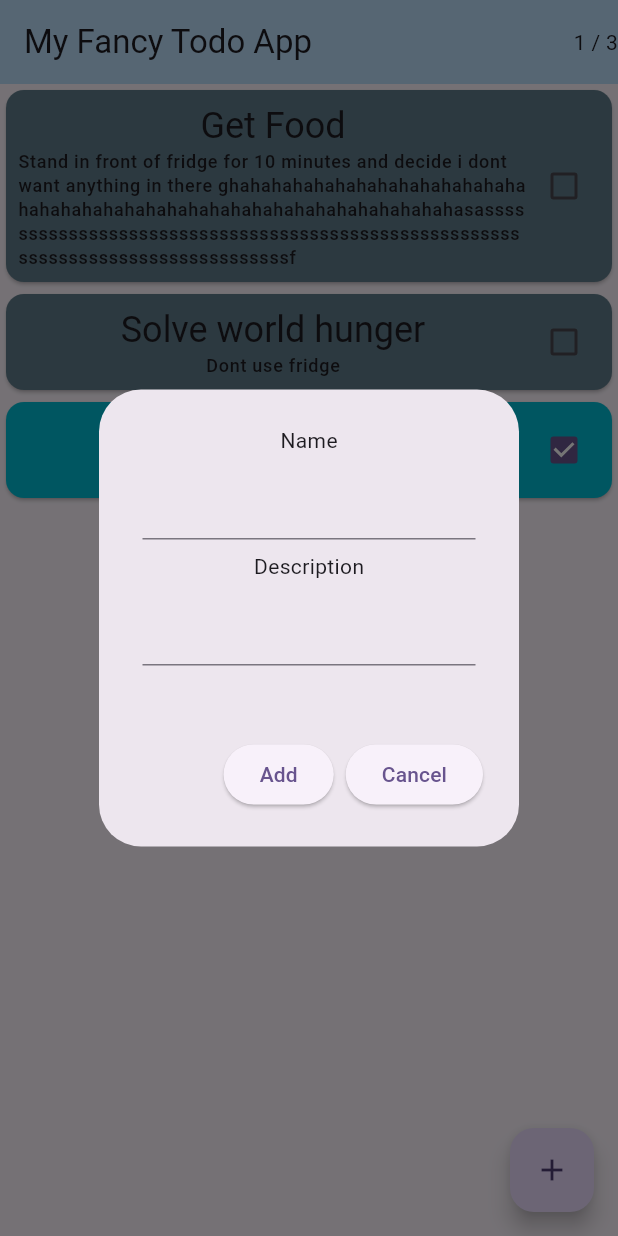
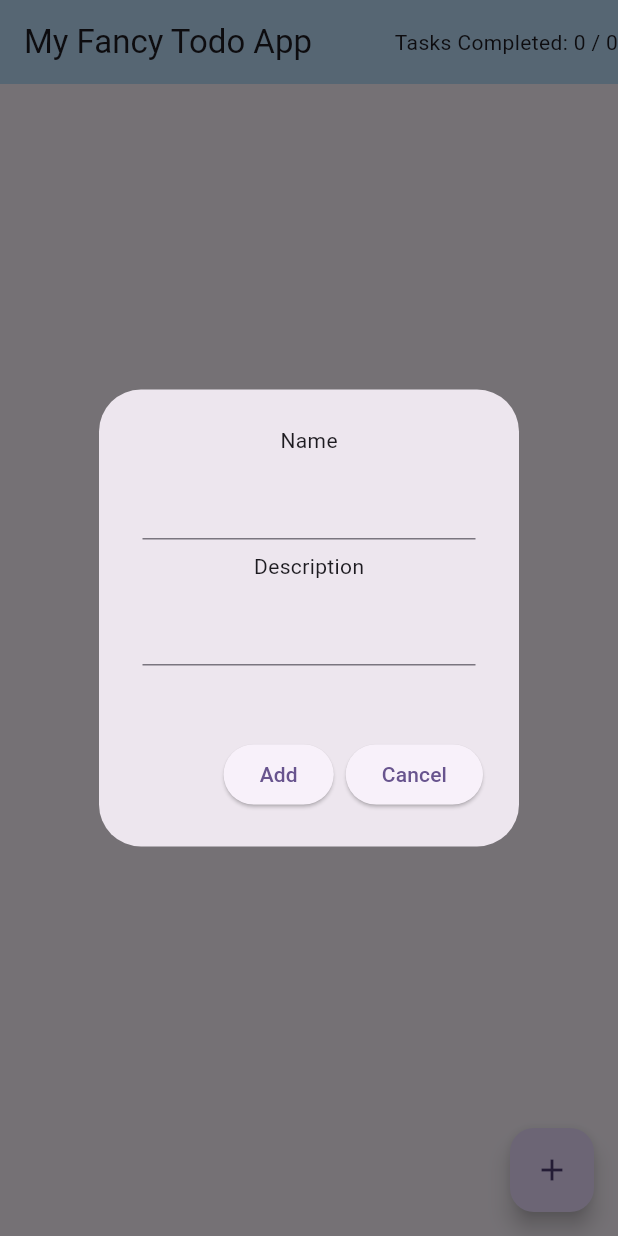
Before and after one commit to ethangame29/todo_app_eg, a Flutter app: the screen it shows after launch, after a tap on the "add" icon, on a phone screen of 412 x 824 dp. Run offline on Flutter 3.47's test engine with Material 3 defaults, Android fonts, the light colour scheme and no system bars; our stand-ins replace get, sqflite; accounts and stored records are empty.

Commit message:
implement database

```diff
--- a/lib/main.dart
+++ b/lib/main.dart
@@ -1,15 +1,21 @@
 import 'package:flutter/material.dart';
 import 'package:provider/provider.dart';
+import 'package:todo_app_eg/services/datasource.dart';
+import 'package:todo_app_eg/services/sql_datasource.dart';
 import './views/todo_widget.dart';
 import './models/todo_list.dart';
 import './models/todo.dart';
+import 'package:get/get.dart';
 
 void main() {
-  runApp(
+  WidgetsFlutterBinding.ensureInitialized();
+  Get.putAsync<IDataSource>(() =>SqlDatasource.createAsync()).whenComplete(
+    () => runApp(
       ChangeNotifierProvider(
         create: (context) => TodoList(),
         child: const TodoApp(),
       )
+    ),
   );
 }
 
@@ -48,17 +54,35 @@ class _TodoHomePageState extends State<TodoHomePage> {
         title: Text('My Fancy Todo App'),
         backgroundColor: Theme.of(context).primaryColorLight,
         actions: [
-          Text('${Provider.of<TodoList>(context,listen: true).todoCompleted.toString()} / ${Provider.of<TodoList>(context,listen: false).todoCount.toString()}'),
+          Text('Tasks Completed: ${Provider.of<TodoList>(context,listen: true).todoCompleted.toString()} / ${Provider.of<TodoList>(context,listen: false).todoCount.toString()}'),
         ],
       ),
       body: Center(
         child: Consumer<TodoList>(
-          builder: (BuildContext context, TodoList stateObject, Widget? child) {
+          builder: (
+            BuildContext context,
+            TodoList stateObject,
+            Widget? child
+            ) {
+            return FutureBuilder(
+              future: stateObject.refresh(),
+              builder: (context, snapshot) {
+                if (snapshot.connectionState == ConnectionState.done &&
+                  snapshot.hasData && snapshot.data != null) {
                   return ListView.builder(
                     itemCount: stateObject.todos.length,
                     itemBuilder: (context, index) {
                       return TodoWidget(todo: stateObject.todos[index]);
                     },
+                  );
+                }
+                if (snapshot.hasError) {
+                  return Center(child: Icon(Icons.error),);
+                }
+                return Center(
+                  child: CircularProgressIndicator(color: Colors.amber,),
+                );
+              }
             );
           },
         )
@@ -101,6 +125,7 @@ class _TodoHomePageState extends State<TodoHomePage> {
               setState(() {
                 Provider.of<TodoList>(context,listen: false).add(
                   Todo(
+                    id: '',
                     name: _controllerName.text,
                     description: _controllerDescription.text,
                   ),
--- a/lib/models/todo_list.dart
+++ b/lib/models/todo_list.dart
@@ -1,15 +1,12 @@
 //this my state object
 import 'dart:collection';
-
+import 'package:get/get.dart';
 import 'package:flutter/widgets.dart';
+import 'package:todo_app_eg/services/datasource.dart';
 import './todo.dart';
 
 class TodoList extends ChangeNotifier {
-  final List<Todo> _todos = [
-    Todo(name: 'Get Food', description: 'Stand in front of fridge for 10 minutes and decide i dont want anything in there ghahahahahahahahahahahahahahahahahahahahahahahahahahahahahahahahahahahasasssssssssssssssssssssssssssssssssssssssssssssssssssssssssssssssssssssssssssssssssf'),
-    Todo(name: 'Solve world hunger', description: 'Dont use fridge'),
-    Todo(name: 'Catch the fridge', description: 'We are going to need a bigger boat', complete: true),
-  ];
+  final List<Todo> _todos = [];
 
 
   UnmodifiableListView<Todo> get todos => UnmodifiableListView(_todos);
@@ -18,8 +15,16 @@ class TodoList extends ChangeNotifier {
 
   int get todoCompleted => _completed();
 
-  void add(Todo todo) {
-    _todos.add(todo);
+  Future<List<Todo>> refresh() async {
+    IDataSource dataSource = Get.find();
+    _todos.clear();
+    _todos.addAll(await dataSource.browse());
+    return _todos;
+  }
+
+  Future add(Todo todo) async {
+    IDataSource dataSource = Get.find();
+    await dataSource.add(todo);
     notifyListeners();
   }
 
--- /dev/null
+++ b/lib/services/sql_datasource.dart
@@ -0,0 +1,64 @@
+import '../models/todo.dart';
+import './datasource.dart';
+import 'package:path/path.dart';
+import 'package:sqflite/sqflite.dart';
+
+class SqlDatasource implements IDataSource {
+
+  late Database _database;
+
+  Future initialise() async {
+
+    _database = await openDatabase(
+      join(await getDatabasesPath(), 'todo_data.db'),
+      version: 1,
+      onCreate: (db, version) {
+        return db.execute('CREATE TABLE IF NOT EXISTS todos (id INTEGER PRIMARY KEY, name TEXT, description TEXT, complete INTEGER)');
+      },
+    );
+  }
+
+  static Future<IDataSource> createAsync() async {
+    //await deleteDatabase(join(await getDatabasesPath(), 'todo_data.db'));
+    SqlDatasource datasource = SqlDatasource();
+    await datasource.initialise();
+    return datasource;
+  }
+
+  @override
+  Future<bool> add(Todo todo) async {
+    Map<String,dynamic> editiedMap = todo.toMap();
+    editiedMap.remove('id');
+
+    //This below statement remove returns the value of id not the resulting map
+    //todo.toMap().remove('id')
+
+    return await _database.insert('todos', editiedMap) != 0;
+  }
+
+  @override
+  Future<List<Todo>> browse() async {
+    List<Map<String,dynamic>> maps = await _database.query('todos');
+    return List.generate(maps.length, (index) {
+      return Todo.fromMap(maps[index]);
+    },);
+  }
+
+  @override
+  Future<bool> delete(Todo todo) {
+    // TODO: implement delete
+    throw UnimplementedError();
+  }
+
+  @override
+  Future<bool> edit(Todo todo) {
+    // TODO: implement edit
+    throw UnimplementedError();
+  }
+
+  @override
+  Future<Todo?> read(String id) {
+    // TODO: implement read
+    throw UnimplementedError();
+  }
+}
--- a/pubspec.yaml
+++ b/pubspec.yaml
@@ -31,6 +31,10 @@ dependencies:
   flutter:
     sdk: flutter
   provider: ^6.1.5+1
+  sqflite: ^2.4.2
+  path: ^1.9.1
+  get: ^4.7.3
+
   # The following adds the Cupertino Icons font to your application.
   # Use with the CupertinoIcons class for iOS style icons.
   cupertino_icons: ^1.0.8
```
Also changed, not shown: lib/models/todo.dart (+29 -2 lines), lib/services/datasource.dart (added, +9 -0 lines), pubspec.lock, 1 other file. Lines whose indentation alone changed are shown as unchanged.
